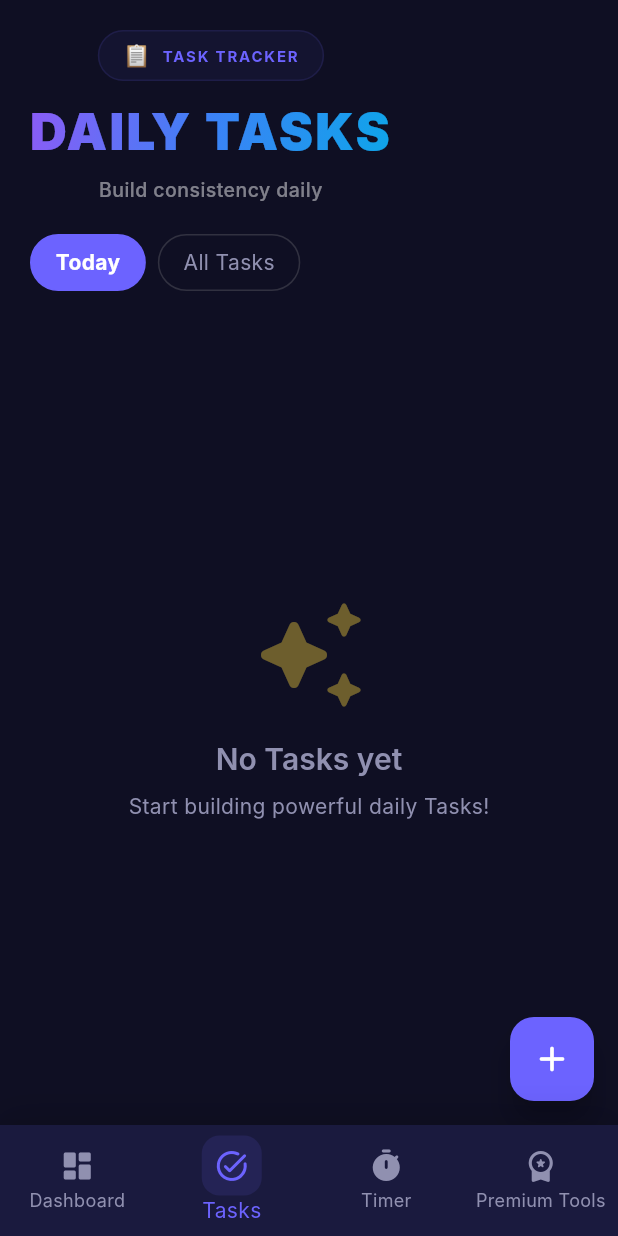
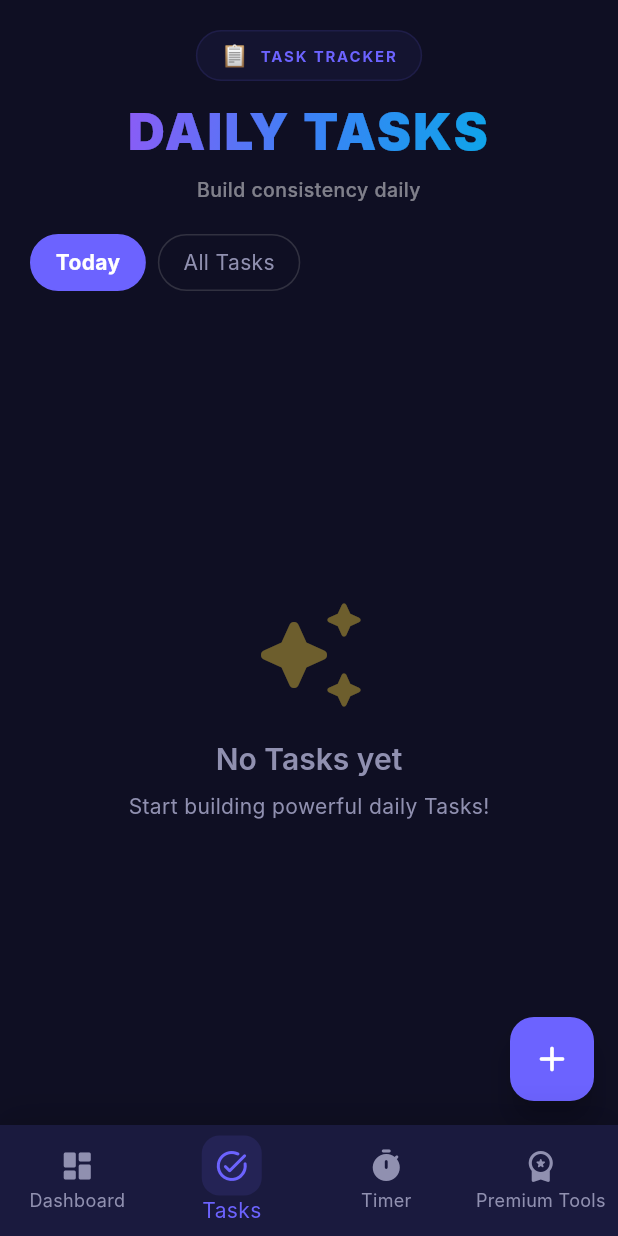
Before and after one commit to ragiib/study_worrior, a Flutter app: the screen it shows after launch, item 2 of the bottom bar chosen, on a phone screen of 412 x 824 dp. Run offline on Flutter 3.47's test engine with Material 3 defaults, Android fonts, the phone set to English and light mode, and no system bars; our stand-ins replace fl_chart, flutter_local_notifications, flutter_markdown, hive_flutter, image_picker, pdf and 4 more; missing offline and left inert: google_mlkit_text_recognition; accounts and stored records are empty; Roboto replaces fonts that are missing (Inter).

Commit message:
error fixed

```diff
--- a/study_warrior/lib/app/widgets/premium_page_header.dart
+++ b/study_warrior/lib/app/widgets/premium_page_header.dart
@@ -16,7 +16,9 @@ class PremiumPageHeader extends StatelessWidget {
 
   @override
   Widget build(BuildContext context) {
-    return Column(
+    return SizedBox(
+      width: double.infinity,
+      child: Column(
         crossAxisAlignment: CrossAxisAlignment.center,
         children: [
           Container(
@@ -78,6 +80,7 @@ class PremiumPageHeader extends StatelessWidget {
             textAlign: TextAlign.center,
           ),
         ],
+      ),
     );
   }
 }
```
Lines whose indentation alone changed are shown as unchanged.
